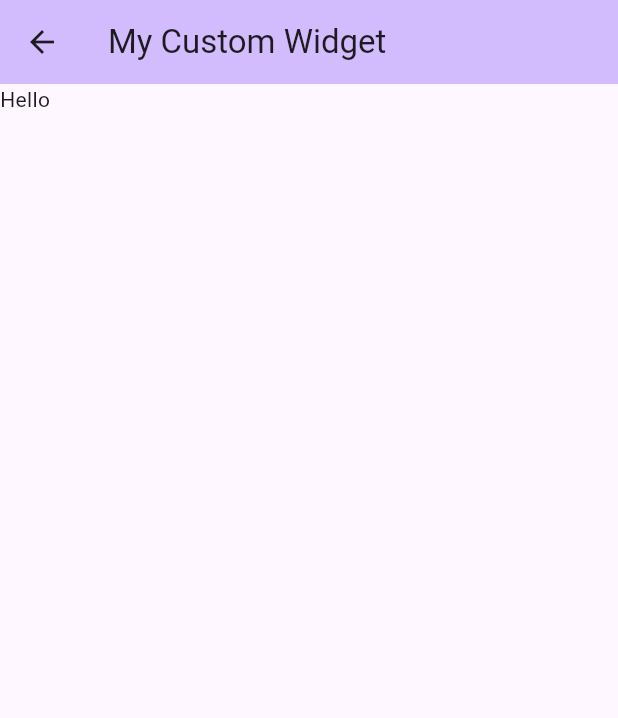
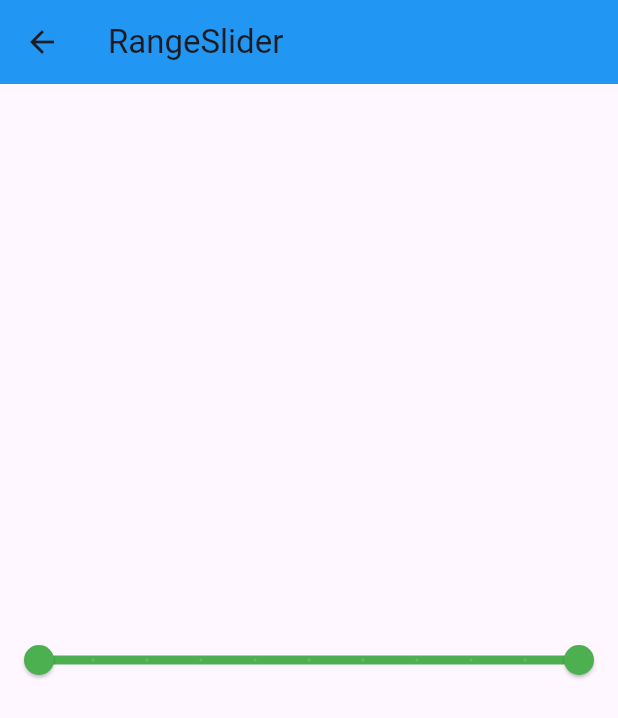
Before and after one commit to rahmanhabib0005/Custom-Widget, a Flutter app: the Secondscreeen screen opened directly, after a tap on "Next", on a phone screen of 412 x 824 dp. Shown: the top 718 px of the screen. Run offline on Flutter 3.47's test engine with Material 3 defaults, Android fonts, the light colour scheme and no system bars; our stand-ins replace font_awesome_flutter.

Commit message:
Data pass and Rangeslider

```diff
--- /dev/null
+++ b/lib/Widgets/rangeSlider.dart
@@ -0,0 +1,39 @@
+import 'package:flutter/material.dart';
+import 'package:flutter/widgets.dart';
+
+class Rangesliders extends StatefulWidget {
+  @override
+  State<Rangesliders> createState() => _RangeSliderState();
+}
+
+class _RangeSliderState extends State<Rangesliders> {
+  RangeValues values = RangeValues(0, 100);
+
+  @override
+  Widget build(BuildContext context) {
+    RangeLabels labels =
+        RangeLabels(values.start.toString(), values.end.toString());
+
+    return Scaffold(
+      appBar: AppBar(
+        title: Text('RangeSlider'),
+        backgroundColor: Colors.blue,
+      ),
+      body: Center(
+        child: RangeSlider(
+            values: values,
+            labels: labels,
+            divisions: 10,
+            activeColor: Colors.green,
+            inactiveColor: Colors.green.shade400,
+            min: 0,
+            max: 100,
+            onChanged: (newValue) {
+              print('${newValue.start} - ${newValue.end}');
+              values = newValue;
+              setState(() {});
+            }),
+      ),
+    );
+  }
+}
--- a/lib/Widgets/secondScreeen.dart
+++ b/lib/Widgets/secondScreeen.dart
@@ -1,7 +1,10 @@
+import 'package:custom_widget/Widgets/rangeSlider.dart';
 import 'package:custom_widget/main.dart';
 import 'package:flutter/material.dart';
 
 class Secondscreeen extends StatelessWidget {
+  var nameController = TextEditingController();
+
   @override
   Widget build(BuildContext context) {
     return Scaffold(
@@ -9,9 +12,11 @@ class Secondscreeen extends StatelessWidget {
         title: Text('Intro'),
         backgroundColor: Colors.amber,
       ),
-      body: Column(
+      body: Container(
+        width: 300,
+        child: Center(
+          child: Column(
             mainAxisAlignment: MainAxisAlignment.center,
-        // crossAxisAlignment: CrossAxisAlignment.center,
             children: [
               Text(
                 '2nd Pages Content',
@@ -20,17 +25,25 @@ class Secondscreeen extends StatelessWidget {
               SizedBox(
                 height: 11,
               ),
+              TextField(
+                controller: nameController,
+              ),
               ElevatedButton(
                   onPressed: () {
                     Navigator.push(
                       context,
                       MaterialPageRoute(
-                      builder: (context) => MyHomePage(title: "First Page")),
+                          builder: (context) =>
+                              // MyHomePage(nameController.text.toString()),
+                              Rangesliders()
+                              ),
                     );
                   },
                   child: Text('Next'))
             ],
           ),
+        ),
+      ),
     );
   }
 }
--- a/lib/Widgets/splashScreen.dart
+++ b/lib/Widgets/splashScreen.dart
@@ -1,5 +1,6 @@
 import 'dart:async';
 
+import 'package:custom_widget/Widgets/secondScreeen.dart';
 import 'package:custom_widget/main.dart';
 import 'package:flutter/material.dart';
 
@@ -15,9 +16,7 @@ class _SplashScreenState extends State<Splashscreen> {
 
     Timer(Duration(seconds: 3), () {
       Navigator.pushReplacement(
-          context,
-          MaterialPageRoute(
-              builder: (context) => MyHomePage(title: 'Working')));
+          context, MaterialPageRoute(builder: (context) => Secondscreeen()));
     });
   }
 
--- a/lib/main.dart
+++ b/lib/main.dart
@@ -35,7 +35,8 @@ class MyApp extends StatelessWidget {
 }
 
 class MyHomePage extends StatefulWidget {
-  const MyHomePage({super.key, required this.title});
+  var nameFrom;
+  MyHomePage(this.nameFrom);
 
   // This widget is the home page of your application. It is stateful, meaning
   // that it has a State object (defined below) that contains fields that affect
@@ -46,14 +47,16 @@ class MyHomePage extends StatefulWidget {
   // used by the build method of the State. Fields in a Widget subclass are
   // always marked "final".
 
-  final String title;
-
   @override
-  State<MyHomePage> createState() => _MyHomePageState();
+  State<MyHomePage> createState() => _MyHomePageState(nameFrom);
 }
 
 class _MyHomePageState extends State<MyHomePage> {
   int _counter = 0;
+
+  var name;
+
+  _MyHomePageState(this.name);
 
   void _incrementCounter() {
     setState(() {
@@ -71,13 +74,13 @@ class _MyHomePageState extends State<MyHomePage> {
     return Scaffold(
       appBar: AppBar(
         backgroundColor: Theme.of(context).colorScheme.inversePrimary,
-        title: Text("My Custom Widget"),
+        title: const Text("My Custom Widget"),
       ),
       // body: WrapWidget(),
       // body: RichtextWidget(),
       // body: PositionWidget(),
       // body:
-      body: Multiple(),
+      body: Multiple(name),
       // body: Splashscreen(),
       // body: Constraint(),
       // body: FontAwesome(),
```
Also changed, not shown: lib/Widgets/multiple.dart (+15 -1 lines). Lines whose indentation alone changed are shown as unchanged.
